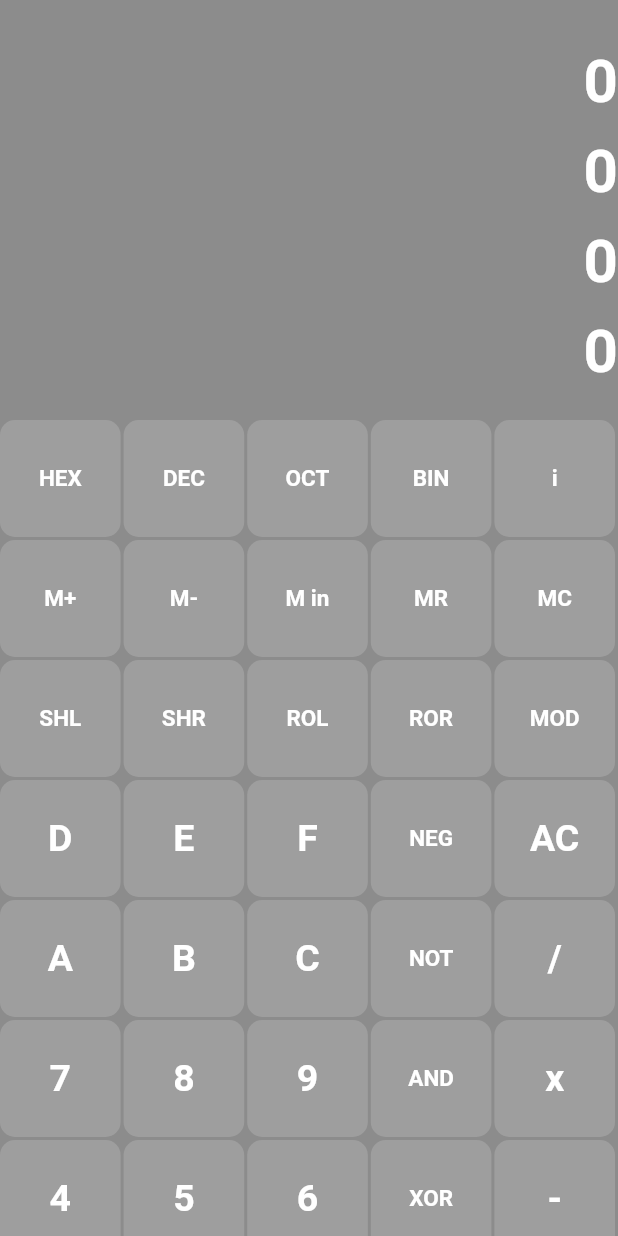
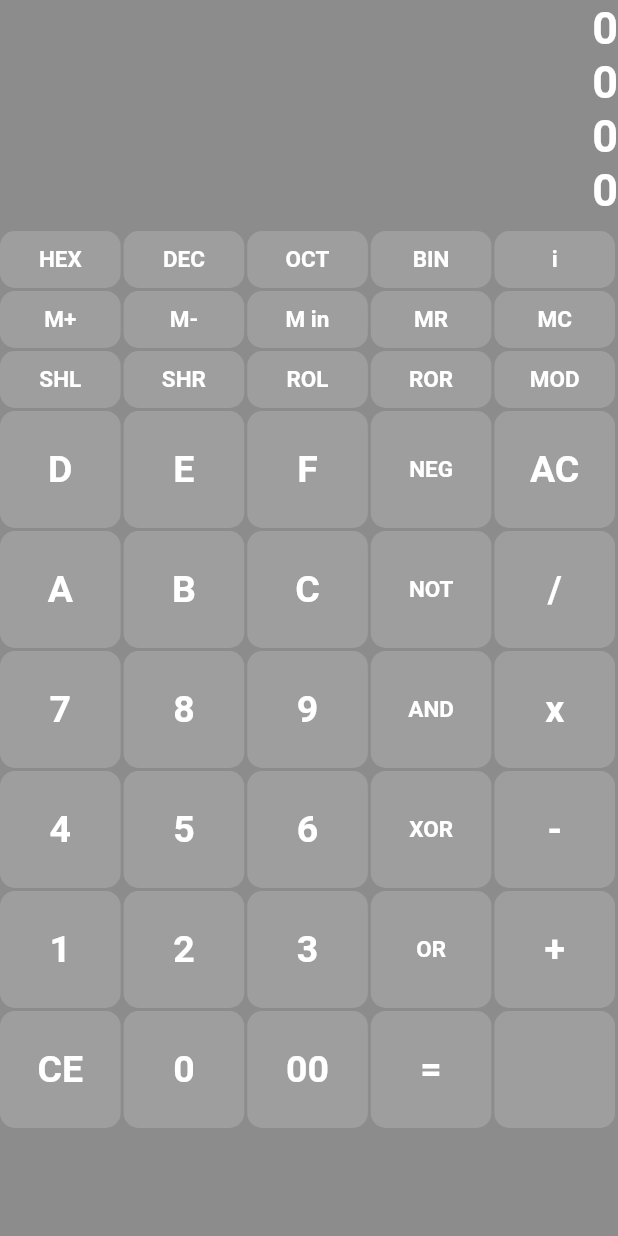
Before and after one commit to alpiepho/hexcalc_tn, a Flutter app: the screen it shows after launch, on a phone screen of 412 x 824 dp. Run offline on Flutter 3.47's test engine with Material 2 defaults, Android fonts, the light colour scheme and no system bars.

Commit message:
more format work

```diff
--- a/lib/constants.dart
+++ b/lib/constants.dart
@@ -49,10 +49,10 @@ const kSettingsTextEditStyle = TextStyle(
 // }
 
 const kResultTextStyle_system = TextStyle(
-  fontSize: 40,
+  fontSize: 30,
   color: Colors.white,
   fontWeight: FontWeight.bold,
-  height: 1.5,
+  height: 1.2,
 );
 
 
@@ -61,6 +61,8 @@ const kLabelTextStyle_system = TextStyle(
   color: Colors.white,
   fontWeight: FontWeight.bold,
 );
+
+
 const kNumberTextStyle_system = TextStyle(
   fontSize: 25,
   color: Colors.white,
--- a/lib/engine.dart
+++ b/lib/engine.dart
@@ -4,7 +4,8 @@ import 'package:hexcalc_tn/constants.dart';
 class Line {
   Line(
     this.label,
-    this.style
+    this.style,
+    this.halfHeight
   );
 
   String label = "";
@@ -19,7 +20,8 @@ class Line {
 class Cell {
   Cell(
     this.label,
-    this.style
+    this.style,
+    this.halfHeight
   );
 
   String label = "";
@@ -66,72 +68,72 @@ class Engine {
 
   int rows = 9;
   int cols = 5;
-  var grid = List.generate(9, (i) => List.generate(5, (index) => Cell("", kNumberTextStyle_system)), growable: false);
+  var grid = List.generate(9, (i) => List.generate(5, (index) => Cell("", kNumberTextStyle_system, false)), growable: false);
 
   Engine() {
     int row = 0;
     int col = 0;
-    grid[row][col] = new Cell("HEX", kLabelTextStyle_system); col++;
-    grid[row][col] = new Cell("DEC", kLabelTextStyle_system); col++;
-    grid[row][col] = new Cell("OCT", kLabelTextStyle_system); col++;
-    grid[row][col] = new Cell("BIN", kLabelTextStyle_system); col++;
-    grid[row][col] = new Cell("i", kLabelTextStyle_system); col++;
+    grid[row][col] = new Cell("HEX", kLabelTextStyle_system, true); col++;
+    grid[row][col] = new Cell("DEC", kLabelTextStyle_system, true); col++;
+    grid[row][col] = new Cell("OCT", kLabelTextStyle_system, true); col++;
+    grid[row][col] = new Cell("BIN", kLabelTextStyle_system, true); col++;
+    grid[row][col] = new Cell("i", kLabelTextStyle_system, true); col++;
     row++;
     col = 0;
-    grid[row][col] = new Cell("M+", kLabelTextStyle_system); col++;
-    grid[row][col] = new Cell("M-", kLabelTextStyle_system); col++;
-    grid[row][col] = new Cell("M in", kLabelTextStyle_system); col++;
-    grid[row][col] = new Cell("MR", kLabelTextStyle_system); col++;
-    grid[row][col] = new Cell("MC", kLabelTextStyle_system); col++;
+    grid[row][col] = new Cell("M+", kLabelTextStyle_system, true); col++;
+    grid[row][col] = new Cell("M-", kLabelTextStyle_system, true); col++;
+    grid[row][col] = new Cell("M in", kLabelTextStyle_system, true); col++;
+    grid[row][col] = new Cell("MR", kLabelTextStyle_system, true); col++;
+    grid[row][col] = new Cell("MC", kLabelTextStyle_system, true); col++;
     row++;
     col = 0;
-    grid[row][col] = new Cell("SHL", kLabelTextStyle_system); col++;
-    grid[row][col] = new Cell("SHR", kLabelTextStyle_system); col++;
-    grid[row][col] = new Cell("ROL", kLabelTextStyle_system); col++;
-    grid[row][col] = new Cell("ROR", kLabelTextStyle_system); col++;
-    grid[row][col] = new Cell("MOD", kLabelTextStyle_system); col++;
+    grid[row][col] = new Cell("SHL", kLabelTextStyle_system, true); col++;
+    grid[row][col] = new Cell("SHR", kLabelTextStyle_system, true); col++;
+    grid[row][col] = new Cell("ROL", kLabelTextStyle_system, true); col++;
+    grid[row][col] = new Cell("ROR", kLabelTextStyle_system, true); col++;
+    grid[row][col] = new Cell("MOD", kLabelTextStyle_system, true); col++;
     row++;
     col = 0;
-    grid[row][col] = new Cell("D", kNumberTextStyle_system); col++;
-    grid[row][col] = new Cell("E", kNumberTextStyle_system); col++;
-    grid[row][col] = new Cell("F", kNumberTextStyle_system); col++;
-    grid[row][col] = new Cell("NEG", kLabelTextStyle_system); col++;
-    grid[row][col] = new Cell("AC", kNumberTextStyle_system); col++;
+    grid[row][col] = new Cell("D", kNumberTextStyle_system, false); col++;
+    grid[row][col] = new Cell("E", kNumberTextStyle_system, false); col++;
+    grid[row][col] = new Cell("F", kNumberTextStyle_system, false); col++;
+    grid[row][col] = new Cell("NEG", kLabelTextStyle_system, false); col++;
+    grid[row][col] = new Cell("AC", kNumberTextStyle_system, false); col++;
     row++;
     col = 0;
-    grid[row][col] = new Cell("A", kNumberTextStyle_system); col++;
-    grid[row][col] = new Cell("B", kNumberTextStyle_system); col++;
-    grid[row][col] = new Cell("C", kNumberTextStyle_system); col++;
-    grid[row][col] = new Cell("NOT", kLabelTextStyle_system); col++;
-    grid[row][col] = new Cell("/", kNumberTextStyle_system); col++;
+    grid[row][col] = new Cell("A", kNumberTextStyle_system, false); col++;
+    grid[row][col] = new Cell("B", kNumberTextStyle_system, false); col++;
+    grid[row][col] = new Cell("C", kNumberTextStyle_system, false); col++;
+    grid[row][col] = new Cell("NOT", kLabelTextStyle_system, false); col++;
+    grid[row][col] = new Cell("/", kNumberTextStyle_system, false); col++;
     row++;
     col = 0;
-    grid[row][col] = new Cell("7", kNumberTextStyle_system); col++;
-    grid[row][col] = new Cell("8", kNumberTextStyle_system); col++;
-    grid[row][col] = new Cell("9", kNumberTextStyle_system); col++;
-    grid[row][col] = new Cell("AND", kLabelTextStyle_system); col++;
-    grid[row][col] = new Cell("x", kNumberTextStyle_system); col++;
+    grid[row][col] = new Cell("7", kNumberTextStyle_system, false); col++;
+    grid[row][col] = new Cell("8", kNumberTextStyle_system, false); col++;
+    grid[row][col] = new Cell("9", kNumberTextStyle_system, false); col++;
+    grid[row][col] = new Cell("AND", kLabelTextStyle_system, false); col++;
+    grid[row][col] = new Cell("x", kNumberTextStyle_system, false); col++;
     row++;
     col = 0;
-    grid[row][col] = new Cell("4", kNumberTextStyle_system); col++;
-    grid[row][col] = new Cell("5", kNumberTextStyle_system); col++;
-    grid[row][col] = new Cell("6", kNumberTextStyle_system); col++;
-    grid[row][col] = new Cell("XOR", kLabelTextStyle_system); col++;
-    grid[row][col] = new Cell("-", kNumberTextStyle_system); col++;
+    grid[row][col] = new Cell("4", kNumberTextStyle_system, false); col++;
+    grid[row][col] = new Cell("5", kNumberTextStyle_system, false); col++;
+    grid[row][col] = new Cell("6", kNumberTextStyle_system, false); col++;
+    grid[row][col] = new Cell("XOR", kLabelTextStyle_system, false); col++;
+    grid[row][col] = new Cell("-", kNumberTextStyle_system, false); col++;
     row++;
     col = 0;
-    grid[row][col] = new Cell("1", kNumberTextStyle_system); col++;
-    grid[row][col] = new Cell("2", kNumberTextStyle_system); col++;
-    grid[row][col] = new Cell("3", kNumberTextStyle_system); col++;
-    grid[row][col] = new Cell("OR", kLabelTextStyle_system); col++;
-    grid[row][col] = new Cell("+", kNumberTextStyle_system); col++;
+    grid[row][col] = new Cell("1", kNumberTextStyle_system, false); col++;
+    grid[row][col] = new Cell("2", kNumberTextStyle_system, false); col++;
+    grid[row][col] = new Cell("3", kNumberTextStyle_system, false); col++;
+    grid[row][col] = new Cell("OR", kLabelTextStyle_system, false); col++;
+    grid[row][col] = new Cell("+", kNumberTextStyle_system, false); col++;
     row++;
     col = 0;
-    grid[row][col] = new Cell("CE", kNumberTextStyle_system); col++;
-    grid[row][col] = new Cell("0", kNumberTextStyle_system); col++;
-    grid[row][col] = new Cell("00", kNumberTextStyle_system); col++;
-    grid[row][col] = new Cell("=", kNumberTextStyle_system); col++;
-    grid[row][col] = new Cell("", kNumberTextStyle_system); col++;
+    grid[row][col] = new Cell("CE", kNumberTextStyle_system, false); col++;
+    grid[row][col] = new Cell("0", kNumberTextStyle_system, false); col++;
+    grid[row][col] = new Cell("00", kNumberTextStyle_system, false); col++;
+    grid[row][col] = new Cell("=", kNumberTextStyle_system, false); col++;
+    grid[row][col] = new Cell("", kNumberTextStyle_system, false); col++;
 
   }
 
--- a/lib/screens/calculator_page.dart
+++ b/lib/screens/calculator_page.dart
@@ -354,9 +354,9 @@ class _CalculatorPageState extends State<CalculatorPage> {
 
     var colWidgets = <Widget>[];
 
-    colWidgets.add(SizedBox(
-      height: 20,
-    ));
+    // colWidgets.add(SizedBox(
+    //   height: 20,
+    // ));
     colWidgets.add(Text(
       "0",
       style: kResultTextStyle_system,
@@ -378,7 +378,7 @@ class _CalculatorPageState extends State<CalculatorPage> {
       textAlign: TextAlign.end,
     ));
     colWidgets.add(SizedBox(
-      height: 20,
+      height: 10,
     ));
 
     for (var i=0; i < this._engine.getRows(); i++) {
@@ -408,7 +408,7 @@ class _CalculatorPageState extends State<CalculatorPage> {
       var row = new Row(children: rowWidgets);
       var expanded = new Expanded(child: row);
       var container = new Container(
-        height: kMainColumnHeightPortrait,
+        height: (this._engine.grid[i][0].halfHeight ? kMainColumnHeightPortrait/2 : kMainColumnHeightPortrait),
         child: expanded,
       );
       colWidgets.add(container);
```
